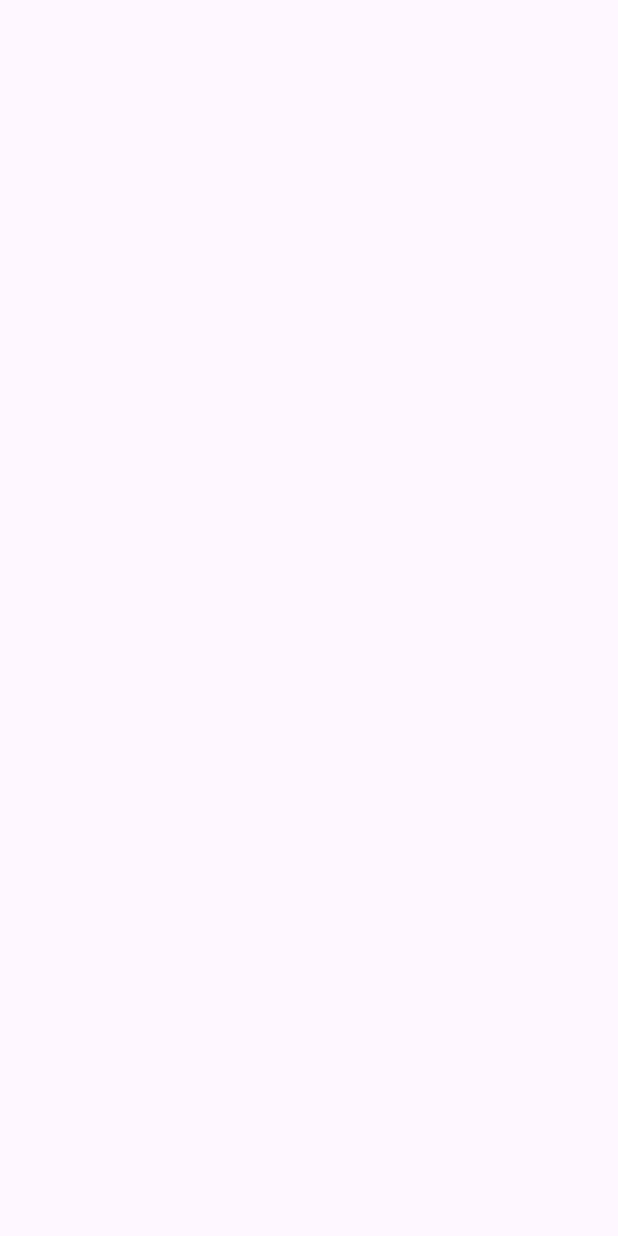
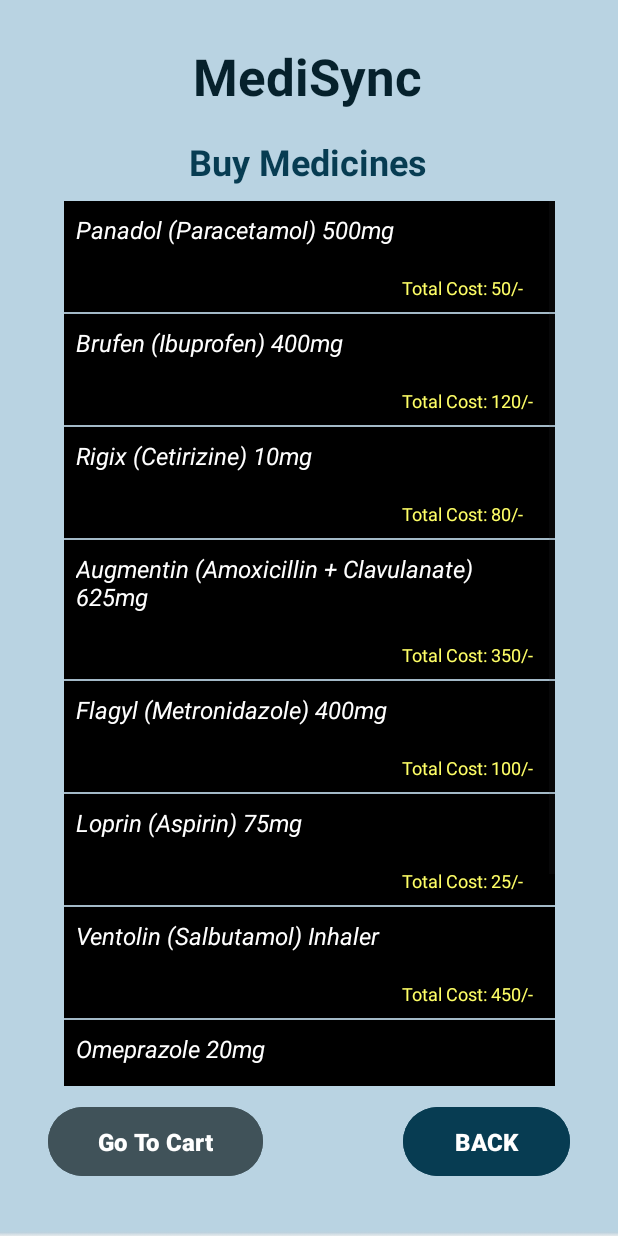
Before and after one commit to tahoorasma/MediSync, an Android app: the BuyMedicineActivity screen opened directly, with no data from a screen before it, on a phone screen of 412 x 824 dp. Before the commit the screen is empty. Run offline under Robolectric (Android 15) with nearby library versions, the phone set to English and light mode, and no system bars.

Commit message:
Buy medicine activity

```diff
--- a/app/src/main/java/com/example/medisync/BuyMedicineActivity.java
+++ b/app/src/main/java/com/example/medisync/BuyMedicineActivity.java
@@ -1,6 +1,95 @@
 package com.example.medisync;
+import android.content.Intent;
+import android.os.Bundle;
+import android.view.View;
+import android.widget.AdapterView;
+import android.widget.Button;
+import android.widget.ListView;
+import android.widget.SimpleAdapter;
+import androidx.appcompat.app.AppCompatActivity;
+import java.util.ArrayList;
+import java.util.HashMap;
 
-import android.app.Activity;
+public class BuyMedicineActivity extends AppCompatActivity {
 
-public class BuyMedicineActivity extends Activity {
+    private String[][] packages = {
+            {"Panadol (Paracetamol) 500mg", "", "", "", "50"},
+            {"Brufen (Ibuprofen) 400mg", "", "", "", "120"},
+            {"Rigix (Cetirizine) 10mg", "", "", "", "80"},
+            {"Augmentin (Amoxicillin + Clavulanate) 625mg", "", "", "", "350"},
+            {"Flagyl (Metronidazole) 400mg", "", "", "", "100"},
+            {"Loprin (Aspirin) 75mg", "", "", "", "25"},
+            {"Ventolin (Salbutamol) Inhaler", "", "", "", "450"},
+            {"Omeprazole 20mg", "", "", "", "150"},
+            {"Gaviscon (Antacid) Liquid", "", "", "", "200"},
+            {"Ciprofloxacin 500mg", "", "", "", "180"}
+    };
+
+    private String[] package_details = {
+            "Used to relieve mild to moderate pain and fever",
+            "Reduces pain, inflammation, and fever",
+            "Treats allergies, hay fever, and skin itching",
+            "Antibiotic for bacterial infections like sinusitis, pneumonia, and urinary tract infections",
+            "Treats infections caused by bacteria and parasites (e.g., dental infections, amoebiasis)",
+            "Prevents heart attacks and strokes by thinning blood",
+            "Relieves asthma and breathing problems by opening airways",
+            "Reduces stomach acid and treats heartburn or GERD",
+            "Neutralizes stomach acid and relieves indigestion or acid reflux",
+            "Antibiotic for urinary tract infections, diarrhea, and skin infections"
+    };
+
+    HashMap<String,String> item;
+    ArrayList list;
+    SimpleAdapter sa;
+    ListView lst;
+    Button btnBack, btnGoToCart;
+    @Override
+    protected void onCreate(Bundle savedInstanceState) {
+        super.onCreate(savedInstanceState);
+        setContentView(R.layout.activity_buy_medicine);
+        lst = findViewById(R.id.listViewDD);
+        btnBack = findViewById(R.id.buttonBMBack);
+        btnGoToCart = findViewById(R.id.buttonLTDAddToCart);
+
+        btnBack.setOnClickListener(new View.OnClickListener() {
+            @Override
+            public void onClick(View view) {
+                startActivity(new Intent(BuyMedicineActivity.this,HomeActivity.class));
+            }
+        });
+        btnGoToCart.setOnClickListener(new View.OnClickListener() {
+            @Override
+            public void onClick(View view) {
+                startActivity(new Intent(BuyMedicineActivity.this,CartBuyMedicineActivity.class));
+            }
+        });
+
+        list = new ArrayList<>();
+        for (int i = 0;i<packages.length;i++){
+            item = new HashMap<String , String>();
+            item.put("line1",packages[i][0]);
+            item.put("line2",packages[i][1]);
+            item.put("line3",packages[i][2]);
+            item.put("line4",packages[i][3]);
+            item.put("line5","Total Cost: "+packages[i][4]+"/-");
+            list.add(item);
+        }
+
+        sa = new SimpleAdapter(this, list,
+                R.layout.multi_lines,
+                new String[]{"line1", "line2", "line3", "line4", "line5"},
+                new int[]{R.id.line_a, R.id.line_b, R.id.line_c, R.id.line_d, R.id.line_e,});
+        lst.setAdapter(sa);
+
+        lst.setOnItemClickListener(new AdapterView.OnItemClickListener() {
+            @Override
+            public void onItemClick(AdapterView<?> adapterView, View view, int i, long l) {
+                Intent it = new Intent(BuyMedicineActivity.this,BuyMedicineDetailsActivity.class);
+                it.putExtra("text1",packages[i][0]);
+                it.putExtra("text2",package_details[i]);
+                it.putExtra("text3",packages[i][4]);
+                startActivity(it);
+            }
+        });
+    }
 }
--- a/app/src/main/res/layout/activity_buy_medicine.xml
+++ b/app/src/main/res/layout/activity_buy_medicine.xml
@@ -14,7 +14,7 @@
         android:layout_height="wrap_content"
         android:layout_marginTop="28dp"
         android:text="MediSync"
-        android:textColor="@color/teal_200"
+        android:textColor="@color/darkTeal"
         android:textSize="34sp"
         android:textStyle="bold"
         app:layout_constraintBottom_toBottomOf="parent"
@@ -29,7 +29,7 @@
         android:layout_width="wrap_content"
         android:layout_height="wrap_content"
         android:text="@string/buy_medicine1"
-        android:textColor="@color/yellowLight"
+        android:textColor="@color/teal"
         android:textSize="24sp"
         android:textStyle="bold"
         app:layout_constraintBottom_toBottomOf="parent"
@@ -56,12 +56,12 @@
         android:layout_width="111dp"
         android:layout_height="54dp"
         android:layout_marginBottom="36dp"
-        android:background="@drawable/btn_bg"
-        android:backgroundTint="@color/purpleDark"
         android:text="@string/back"
         android:textSize="16dp"
         android:gravity="center"
-        android:textColor="@color/colorWhite"
+        android:backgroundTint="@color/teal"
+        android:textColor="#FFFFFF"
+        android:textStyle="bold"
         app:layout_constraintBottom_toBottomOf="parent"
         app:layout_constraintEnd_toEndOf="parent"
         app:layout_constraintHorizontal_bias="0.893"
@@ -72,12 +72,12 @@
         android:layout_width="143dp"
         android:layout_height="54dp"
         android:layout_marginBottom="36dp"
-        android:background="@drawable/btn_bg"
-        android:backgroundTint="@color/purpleDark"
         android:text="@string/go_to_cart"
         android:textSize="16dp"
         android:gravity="center"
-        android:textColor="@color/colorWhite"
+        android:backgroundTint="@color/lightTeal"
+        android:textColor="#FFFFFF"
+        android:textStyle="bold"
         app:layout_constraintBottom_toBottomOf="parent"
         app:layout_constraintEnd_toEndOf="parent"
         app:layout_constraintHorizontal_bias="0.119"
```
